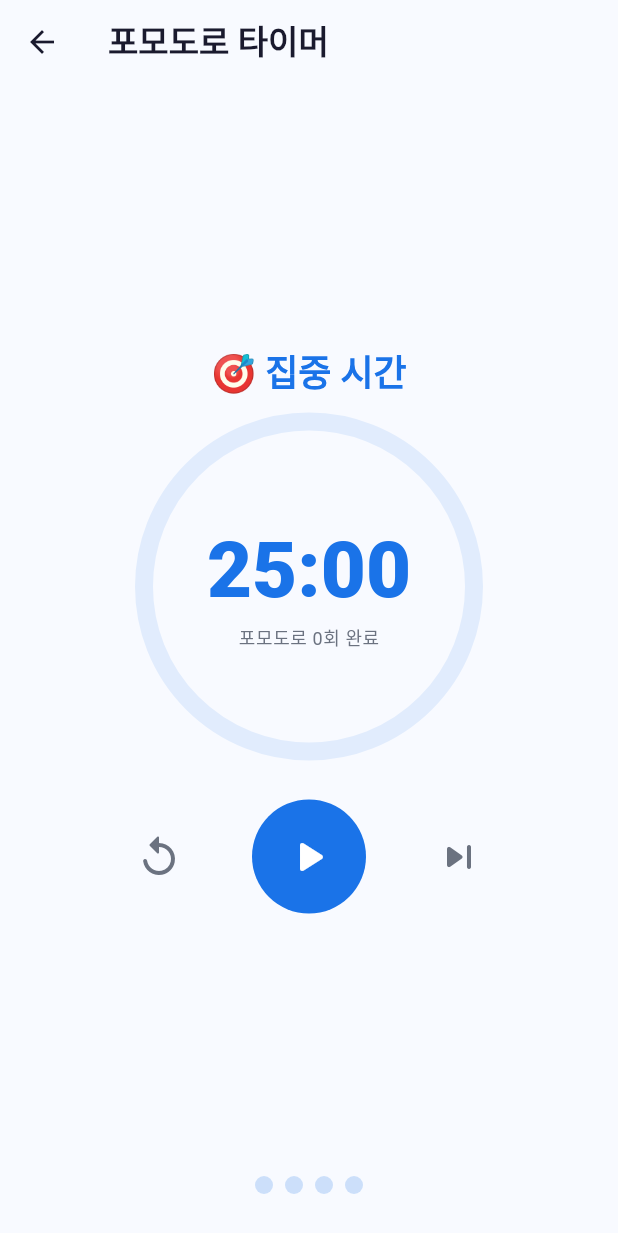
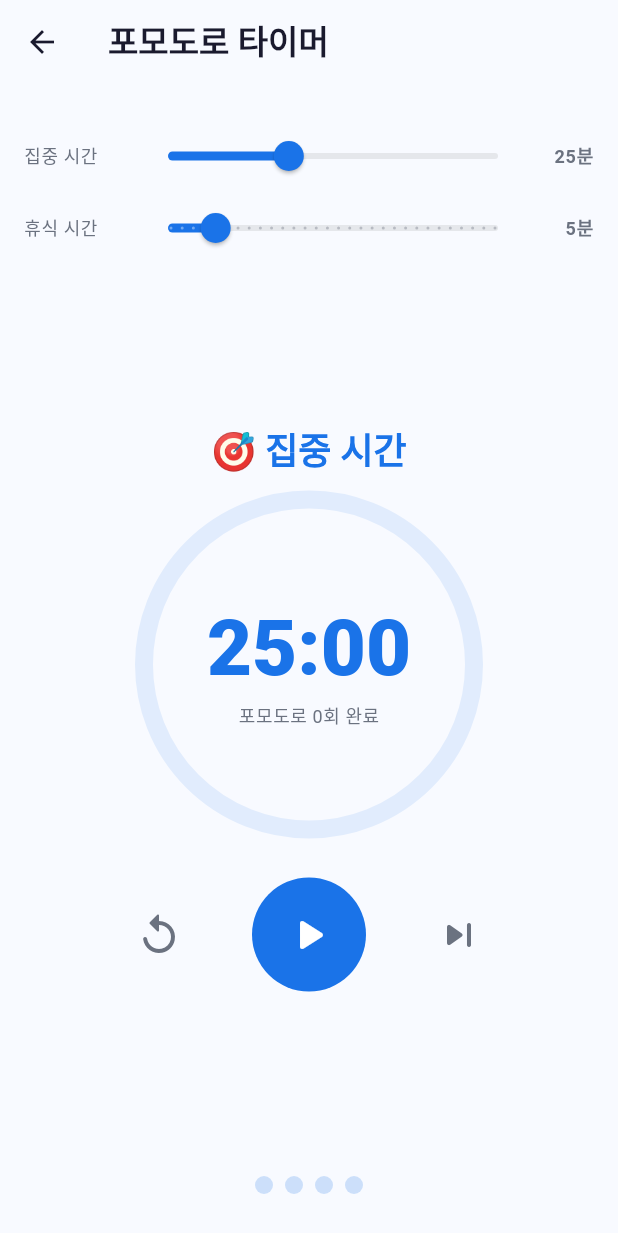
Before and after one commit to anchovy8781/studyfactory, a Flutter app: the PomodoroScreen screen opened by its route, on a phone screen of 412 x 824 dp. Shown: the top 1233 px of the screen. Run offline on Flutter 3.47's test engine with Material 3 defaults, Android fonts, the phone set to English and light mode, and no system bars; our stand-ins replace camera, cloud_firestore, dio, equatable, firebase_analytics, firebase_auth and 19 more; missing offline and left inert: google_mlkit_face_detection; accounts and stored records are empty; Roboto replaces fonts that are missing (Pretendard).

Commit message:
화면꺼짐방지·포모도로조정·다크모드·알림토글·학습목표 구현
- AI 공부/포모도로 중 화면 꺼짐 방지 (wakelock_plus)
- 포모도로 집중/휴식 시간 슬라이더로 조정 가능
- 다크 모드 실제 작동 (themeModeProvider, 기기 저장)
- 알림 켜기/끄기 실제 작동 (꺼지면 알림 미표시 + 리마인더 취소)
- 학습 목표 설정: 하루 목표 공부시간 다이얼로그 → Firestore targetHours

Co-Authored-By: Claude Opus 4.8 <noreply@anthropic.com>
Claude-Session: https://claude.ai/code/session_01HRsPvkXhWVbZvdjp6zzbXC

```diff
--- a/lib/app.dart
+++ b/lib/app.dart
@@ -6,6 +6,7 @@ import 'package:studyverse/core/constants/app_strings.dart';
 import 'package:studyverse/core/router/app_router.dart';
 import 'package:studyverse/core/theme/app_theme.dart';
 import 'package:studyverse/core/theme/dark_theme.dart';
+import 'package:studyverse/core/theme/theme_mode_provider.dart';
 
 /// Root application widget.
 ///
@@ -20,6 +21,7 @@ class StudyVerseApp extends ConsumerWidget {
   @override
   Widget build(BuildContext context, WidgetRef ref) {
     final router = ref.watch(appRouterProvider);
+    final themeMode = ref.watch(themeModeProvider);
 
     return MaterialApp.router(
       // ── Router ─────────────────────────────────────────────────────────────
@@ -32,7 +34,7 @@ class StudyVerseApp extends ConsumerWidget {
       // ── Theme ──────────────────────────────────────────────────────────────
       theme: AppTheme.light,
       darkTheme: DarkTheme.dark,
-      themeMode: ThemeMode.system,
+      themeMode: themeMode,
 
       // ── Localisation ───────────────────────────────────────────────────────
       locale: const Locale('ko', 'KR'),
--- a/lib/features/ai_tools/presentation/pomodoro_screen.dart
+++ b/lib/features/ai_tools/presentation/pomodoro_screen.dart
@@ -5,6 +5,7 @@ import 'package:studyverse/core/constants/app_colors.dart';
 import 'package:studyverse/core/constants/app_text_styles.dart';
 import 'package:studyverse/core/constants/app_sizes.dart';
 import 'package:flutter/services.dart';
+import 'package:wakelock_plus/wakelock_plus.dart';
 import 'package:studyverse/core/services/claude_ai_service.dart';
 import 'package:studyverse/core/services/notification_service.dart';
 
@@ -18,11 +19,11 @@ class _PomodoroScreenState extends State<PomodoroScreen> {
   static const _storage = FlutterSecureStorage(aOptions: AndroidOptions(encryptedSharedPreferences: true));
   final _aiService = ClaudeAiService();
 
-  static const _workMinutes = 25;
-  static const _breakMinutes = 5;
+  int _workMinutes = 25;
+  int _breakMinutes = 5;
 
   Timer? _timer;
-  int _secondsLeft = _workMinutes * 60;
+  int _secondsLeft = 25 * 60;
   bool _isRunning = false;
   bool _isBreak = false;
   int _completedPomodoros = 0;
@@ -30,7 +31,17 @@ class _PomodoroScreenState extends State<PomodoroScreen> {
   bool _loadingAdvice = false;
 
   @override
-  void dispose() { _timer?.cancel(); super.dispose(); }
+  void initState() {
+    super.initState();
+    WakelockPlus.enable(); // 포모도로 중 화면 꺼짐 방지
+  }
+
+  @override
+  void dispose() {
+    _timer?.cancel();
+    WakelockPlus.disable();
+    super.dispose();
+  }
 
   void _toggle() {
     if (_isRunning) {
@@ -90,6 +101,33 @@ class _PomodoroScreenState extends State<PomodoroScreen> {
     }
   }
 
+  Widget _timeSlider(
+      String label, int value, int min, int max, ValueChanged<int> onChanged) {
+    return Row(
+      children: [
+        SizedBox(
+            width: 72,
+            child: Text(label, style: AppTextStyles.bodySmall)),
+        Expanded(
+          child: Slider(
+            value: value.toDouble(),
+            min: min.toDouble(),
+            max: max.toDouble(),
+            divisions: max - min,
+            label: '$value분',
+            onChanged: (v) => onChanged(v.round()),
+          ),
+        ),
+        SizedBox(
+            width: 40,
+            child: Text('$value분',
+                textAlign: TextAlign.end,
+                style: AppTextStyles.labelMedium
+                    .copyWith(fontWeight: FontWeight.w700))),
+      ],
+    );
+  }
+
   String get _timeLabel {
     final m = _secondsLeft ~/ 60;
     final s = _secondsLeft % 60;
@@ -110,6 +148,22 @@ class _PomodoroScreenState extends State<PomodoroScreen> {
         padding: const EdgeInsets.all(AppSizes.spaceLg),
         child: Column(
           children: [
+            // 시간 조정 (실행 중이 아닐 때만)
+            if (!_isRunning) ...[
+              const SizedBox(height: AppSizes.spaceSm),
+              _timeSlider('집중 시간', _workMinutes, 5, 60, (v) {
+                setState(() {
+                  _workMinutes = v;
+                  if (!_isBreak) _secondsLeft = v * 60;
+                });
+              }),
+              _timeSlider('휴식 시간', _breakMinutes, 1, 30, (v) {
+                setState(() {
+                  _breakMinutes = v;
+                  if (_isBreak) _secondsLeft = v * 60;
+                });
+              }),
+            ],
             const Spacer(),
             Text(_isBreak ? '☕ 휴식 시간' : '🎯 집중 시간', style: AppTextStyles.headlineSmall.copyWith(color: color)),
             const SizedBox(height: AppSizes.spaceLg),
--- a/lib/features/study/presentation/study_certification_screen.dart
+++ b/lib/features/study/presentation/study_certification_screen.dart
@@ -9,6 +9,7 @@ import 'package:permission_handler/permission_handler.dart';
 import 'package:studyverse/core/constants/app_colors.dart';
 import 'package:studyverse/core/constants/app_sizes.dart';
 import 'package:studyverse/core/constants/app_text_styles.dart';
+import 'package:wakelock_plus/wakelock_plus.dart';
 import 'package:studyverse/core/services/face_detection_service.dart';
 import 'package:studyverse/core/services/rewards_service.dart';
 import 'package:studyverse/core/services/notification_service.dart';
@@ -182,6 +183,7 @@ class _StudyCertificationScreenState
   void initState() {
     super.initState();
     WidgetsBinding.instance.addObserver(this);
+    WakelockPlus.enable(); // AI 공부 중 화면 꺼짐 방지
     _initCamera();
   }
 
@@ -257,6 +259,7 @@ class _StudyCertificationScreenState
   @override
   void dispose() {
     WidgetsBinding.instance.removeObserver(this);
+    WakelockPlus.disable();
     _autoScanTimer?.cancel();
     _controller?.dispose();
     _faceService.dispose();
--- a/pubspec.yaml
+++ b/pubspec.yaml
@@ -53,6 +53,12 @@ dependencies:
 
   # Ads (Google AdMob)
   google_mobile_ads: ^5.1.0
+
+  # Keep screen awake during study/pomodoro
+  wakelock_plus: ^1.2.5
+
+  # Storage (community photo attachments)
+  firebase_storage: ^11.7.7
 
   # Camera & ML
   camera: ^0.10.5+9
```
Also changed, not shown: lib/core/services/notification_service.dart (+14 -0 lines), lib/core/theme/theme_mode_provider.dart (added, +45 -0 lines), lib/features/settings/presentation/settings_screen.dart (+68 -6 lines), pubspec.lock, 3 other files.
